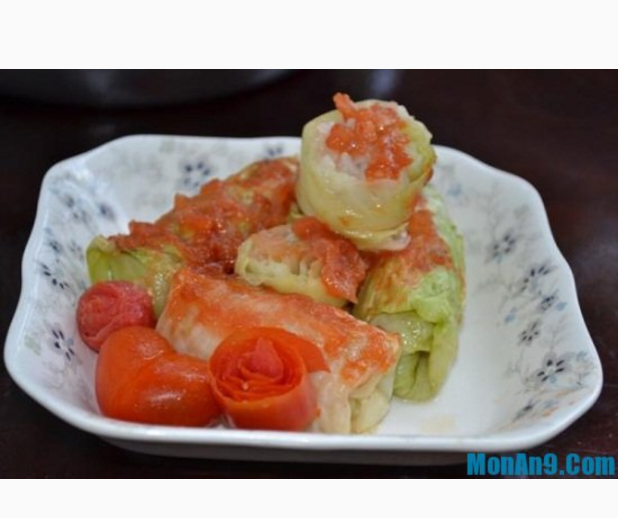
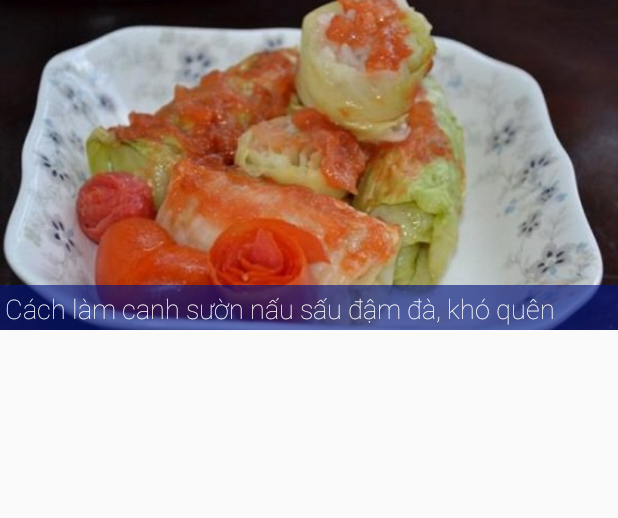
Before and after one commit to minhlong139/GDGExercise, an Android app: the layout article.xml on its own in the app's theme, with its tools: preview values and no code run, on a phone screen of 412 x 824 dp. Shown: the top 518 px of the screen. Run offline under Robolectric (Android 15) with nearby library versions, the phone set to English and light mode, and no system bars.

Commit message:
make item view

```diff
--- a/app/src/main/res/layout/article.xml
+++ b/app/src/main/res/layout/article.xml
@@ -1,11 +1,38 @@
 <?xml version="1.0" encoding="utf-8"?>
-<LinearLayout xmlns:android="http://schemas.android.com/apk/res/android"
+<RelativeLayout xmlns:android="http://schemas.android.com/apk/res/android"
     android:orientation="horizontal"
     android:layout_width="match_parent"
     android:layout_height="match_parent">
 
     <ImageView
         android:layout_width="match_parent"
-        android:layout_height="wrap_content"
-        android:src="@drawable/article"/>
-</LinearLayout>
+        android:layout_height="220dp"
+        android:scaleType="centerCrop"
+        android:src="@drawable/article"
+        android:id="@+id/iv_image" />
+
+    <RelativeLayout
+        android:layout_width="match_parent"
+        android:layout_height="30dp"
+        android:layout_alignBottom="@+id/iv_image"
+        >
+        <TextView
+            android:layout_width="match_parent"
+            android:layout_height="match_parent"
+            android:background="#9c001580"
+            android:text=""/>
+
+        <TextView
+            android:id="@+id/tv_title"
+            android:layout_width="match_parent"
+            android:layout_height="wrap_content"
+            android:ellipsize="end"
+            android:singleLine="true"
+            android:padding="3dp"
+            android:fontFamily="sans-serif-thin"
+            android:textColor="#fff"
+            android:textSize="18dp"
+            android:text="Cách làm canh sườn nấu sấu đậm đà, khó quên"/>
+    </RelativeLayout>
+
+</RelativeLayout>
--- a/app/src/main/res/values/strings.xml
+++ b/app/src/main/res/values/strings.xml
@@ -1,3 +1,3 @@
 <resources>
-    <string name="app_name">GDGExercise</string>
+    <string name="app_name">Ngon Miệng Nhé</string>
 </resources>
```
Also changed, not shown: app/src/main/java/localhost/longbm/gdgexercise/HomeActivity.java (+46 -0 lines), app/src/main/java/localhost/longbm/gdgexercise/model/Article.java (added, +70 -0 lines), 1 other file.
